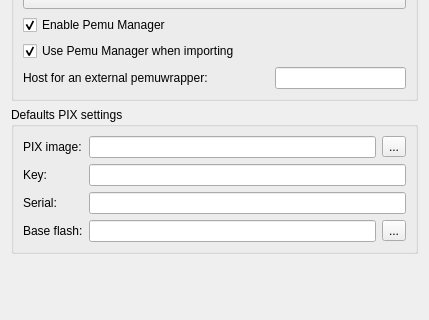
GNS3/gns3-legacy, file src/GNS3/Ui/ConfigurationPages/Form_PreferencesPemu.ui: the form before one commit; both pictures show x 0 to 429 and y 169 to 489 of the 429 by 489 pixel window.
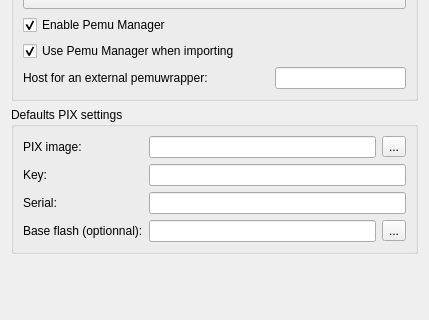
The form after the commit.

What changed in the file:
```diff
--- a/src/GNS3/Ui/ConfigurationPages/Form_PreferencesPemu.ui
+++ b/src/GNS3/Ui/ConfigurationPages/Form_PreferencesPemu.ui
@@ -172,7 +172,7 @@
       <item row="3" column="0" >
        <widget class="QLabel" name="label_4" >
         <property name="text" >
-         <string>Base flash:</string>
+         <string>Base flash (optionnal):</string>
         </property>
        </widget>
       </item>
```
